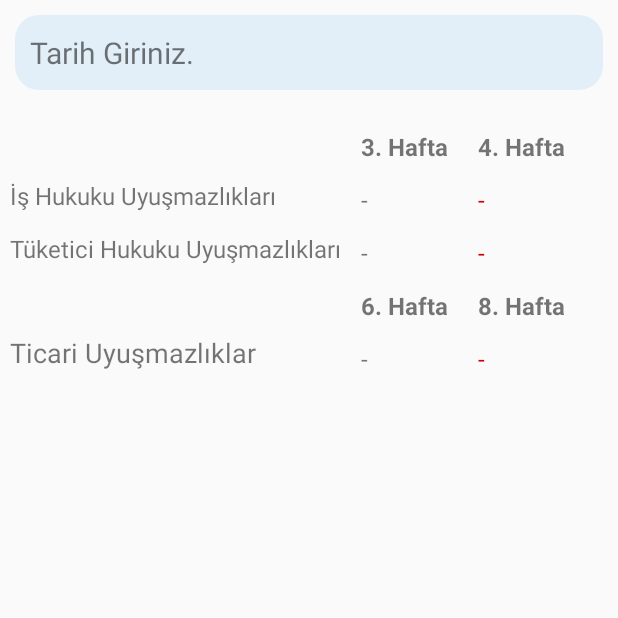
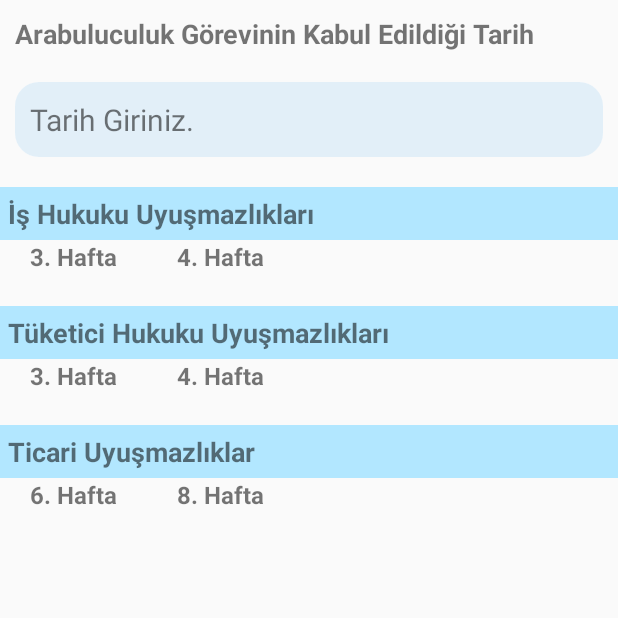
Before and after one commit to kemalurekli/ArabulucuCalculator, an Android app: the TimeCalcThirdPart screen opened directly, with no data from a screen before it, on a phone screen of 412 x 824 dp, the top half of it. Run offline under Robolectric (Android 15) with nearby library versions, the phone set to English and light mode, and no system bars; our stand-ins replace AdMob.

Commit message:
time calculator finished

```diff
--- a/app/src/main/java/com/example/arabulucuhesapmatik/ProportionalPriceSecondPart.java
+++ b/app/src/main/java/com/example/arabulucuhesapmatik/ProportionalPriceSecondPart.java
@@ -30,7 +30,7 @@ public class ProportionalPriceSecondPart extends AppCompatActivity {
     private Button button;
     private ArrayList<String> arrayList_mediator, arrayList_casetype, arrayList_option1, arrayList_option2, arrayList_people;
     private ArrayAdapter<String> arrayAdapter_mediator, arrayAdapter_parties, arrayAdapter_selector2, arrayAdapter_selector3;
-    int selection1, selection2, selection3, selection4;
+    private int selection1, selection2, selection3, selection4;
 
 
     @Override
--- a/app/src/main/java/com/example/arabulucuhesapmatik/SecondPartDetails.java
+++ b/app/src/main/java/com/example/arabulucuhesapmatik/SecondPartDetails.java
@@ -32,8 +32,7 @@ public class SecondPartDetails extends AppCompatActivity {
         TextView tvp1250 = findViewById(R.id.tvp1250);
         TextView tvp3000 = findViewById(R.id.tvp3000);
         TextView totalPrice = findViewById(R.id.totalprice);
-
-
+        //Getting Values from previous activity.
         Intent intent = getIntent();
         double userinput = intent.getDoubleExtra("userInput", 0);
         int select1 = intent.getIntExtra("select1", 0);
@@ -42,6 +41,7 @@ public class SecondPartDetails extends AppCompatActivity {
         int select4 = intent.getIntExtra("select4", 0);
         Double ratio, result;
 
+        //setting ratio text For select1
         switch (select1) {
             case 0:
                 tvr35.setText("%6");
--- a/app/src/main/java/com/example/arabulucuhesapmatik/TimeCalcThirdPart.java
+++ b/app/src/main/java/com/example/arabulucuhesapmatik/TimeCalcThirdPart.java
@@ -1,30 +1,41 @@
 package com.example.arabulucuhesapmatik;
-
 import androidx.appcompat.app.AppCompatActivity;
-
 import android.app.DatePickerDialog;
-
 import android.os.Bundle;
 import android.view.View;
 import android.widget.DatePicker;
 import android.widget.TextView;
+import com.google.android.gms.ads.AdRequest;
+import com.google.android.gms.ads.AdView;
+import com.google.android.gms.ads.MobileAds;
+import com.google.android.gms.ads.initialization.InitializationStatus;
+import com.google.android.gms.ads.initialization.OnInitializationCompleteListener;
 import java.util.Calendar;
-
 public class TimeCalcThirdPart extends AppCompatActivity {
-
+    private AdView mAdView;
     private DatePickerDialog.OnDateSetListener setListener;
-    private TextView tvDate, is_uc, is_dort,tuketici_uc,tuketici_dort,ticari_alti, ticari_sekiz;
+    private TextView tvDate, workThreeWeek, workFourWeek,consumerThreeWeek,consumerFourWeek,commercialSixWeek, commercialEightWeek;
     @Override
     protected void onCreate(Bundle savedInstanceState) {
         super.onCreate(savedInstanceState);
         setContentView(R.layout.activity_time_calc_third_part);
+        //FOR ADS
+        MobileAds.initialize(this, new OnInitializationCompleteListener() {
+            @Override
+            public void onInitializationComplete(InitializationStatus initializationStatus) {
+            }
+        });
+        mAdView = findViewById(R.id.adView);
+        AdRequest adRequest = new AdRequest.Builder().build();
+        mAdView.loadAd(adRequest);
+        // FOR ADS END
         tvDate = findViewById(R.id.tvDate);
-        is_uc = findViewById(R.id.is_uc);
-        is_dort = findViewById(R.id.is_dort);
-        tuketici_uc = findViewById(R.id.tuketici_uc);
-        tuketici_dort = findViewById(R.id.tuketici_dort);
-        ticari_alti = findViewById(R.id.ticari_alti);
-        ticari_sekiz = findViewById(R.id.ticari_sekiz);
+        workThreeWeek = findViewById(R.id.workThreeWeek);
+        workFourWeek = findViewById(R.id.workFourWeek);
+        consumerThreeWeek = findViewById(R.id.consumerThreeWeek);
+        consumerFourWeek = findViewById(R.id.consumerFourWeek);
+        commercialSixWeek = findViewById(R.id.commercialSixWeek);
+        commercialEightWeek = findViewById(R.id.commercialEightWeek);
         final Calendar calendar = Calendar.getInstance();
         final int year = calendar.get(Calendar.YEAR);
         final int month = calendar.get(Calendar.MONTH);
@@ -80,17 +91,16 @@ public class TimeCalcThirdPart extends AppCompatActivity {
                         tvDate.setText(date);
                         //TextView's Text
 
-                        is_uc.setText(threeWeekD + "/" + threeWeekM + "/" + threeWeekY);
-                        is_dort.setText(fourWeekD + "/" + fourWeekM + "/" + fourWeekY);
-                        tuketici_uc.setText(threeWeekD + "/" + threeWeekM + "/" + threeWeekY);
-                        tuketici_dort.setText(fourWeekD + "/" + fourWeekM + "/" + fourWeekY);
-                        ticari_alti.setText(sixWeekD + "/" + sixWeekM + "/" + sixWeekY);
-                        ticari_sekiz.setText(eightWeekD + "/" + eightWeekM + "/" + eightWeekY);
+                        workThreeWeek.setText(threeWeekD + "/" + threeWeekM + "/" + threeWeekY);
+                        workFourWeek.setText(fourWeekD + "/" + fourWeekM + "/" + fourWeekY);
+                        consumerThreeWeek.setText(threeWeekD + "/" + threeWeekM + "/" + threeWeekY);
+                        consumerFourWeek.setText(fourWeekD + "/" + fourWeekM + "/" + fourWeekY);
+                        commercialSixWeek.setText(sixWeekD + "/" + sixWeekM + "/" + sixWeekY);
+                        commercialEightWeek.setText(eightWeekD + "/" + eightWeekM + "/" + eightWeekY);
                     }
                 },year,month,day);
                 datePickerDialog.show();
             }
-
         });
 
     }
--- a/app/src/main/java/com/example/arabulucuhesapmatik/TimeToPriceFirstPart.java
+++ b/app/src/main/java/com/example/arabulucuhesapmatik/TimeToPriceFirstPart.java
@@ -29,7 +29,6 @@ public class TimeToPriceFirstPart extends AppCompatActivity {
     private TextView definition, totalPrice;
     private Spinner topics, parties;
     private Button button;
-
     private ArrayList<String> arrayList_parties;
     private ArrayAdapter<String> arrayAdapter_topics, arrayAdapter_parties;
     private int selection, subselection;
--- a/app/src/main/res/layout/activity_time_calc_third_part.xml
+++ b/app/src/main/res/layout/activity_time_calc_third_part.xml
@@ -6,6 +6,14 @@
     android:layout_height="match_parent"
     android:orientation="vertical"
     tools:context=".TimeCalcThirdPart">
+    <TextView
+        android:layout_width="match_parent"
+        android:layout_height="wrap_content"
+        android:text="Arabuluculuk Görevinin Kabul Edildiği Tarih"
+        android:textSize="18sp"
+        android:layout_margin="10dp"
+        android:textStyle="bold"
+        android:fadingEdge="vertical"></TextView>
     <TextView
         android:layout_width="match_parent"
         android:layout_height="50dp"
@@ -21,141 +29,208 @@
         android:layout_width="match_parent"
         android:layout_height="wrap_content"
         android:layout_marginTop="10dp"
-    android:orientation="horizontal">
-<LinearLayout
-    android:layout_width="wrap_content"
-    android:layout_height="wrap_content"
-    android:layout_gravity="left"
         android:orientation="vertical">
         <TextView
-        android:layout_width="wrap_content"
-        android:layout_margin="10px"
-        android:layout_height="wrap_content">
+            android:layout_width="match_parent"
+            android:layout_height="wrap_content"
+            android:text="İş Hukuku Uyuşmazlıkları"
+            android:textStyle="bold"
+            android:padding="5dp"
+            android:background="#B2E7FF"
+            android:textSize="18dp">
         </TextView>
+        <LinearLayout
+            android:layout_width="match_parent"
+            android:layout_height="wrap_content"
+            android:orientation="horizontal">
             <TextView
                 android:layout_width="wrap_content"
                 android:layout_height="wrap_content"
-        android:layout_margin="10px"
-        android:textSize="16sp"
-        android:text="İş Hukuku Uyuşmazlıkları">
-    </TextView>
-
+                android:text="3. Hafta"
+                android:textStyle="bold"
+                android:layout_marginHorizontal="20dp"
+                android:textSize="16dp"></TextView>
             <TextView
                 android:layout_width="wrap_content"
                 android:layout_height="wrap_content"
-        android:layout_margin="10px"
-        android:textSize="16sp"
-        android:text="Tüketici Hukuku Uyuşmazlıkları">
-    </TextView>
-    <TextView
-        android:layout_width="wrap_content"
-        android:layout_margin="10px"
-        android:layout_height="wrap_content">
-    </TextView>
+                android:text="4. Hafta"
+                android:layout_marginHorizontal="20dp"
+                android:textStyle="bold"
+                android:textSize="16dp"></TextView>
 
+        </LinearLayout>
+        <LinearLayout
+            android:layout_width="match_parent"
+            android:layout_height="wrap_content"
+            android:orientation="horizontal">
             <TextView
                 android:layout_width="wrap_content"
                 android:layout_height="wrap_content"
-        android:layout_margin="10px"
-        android:textSize="18sp"
-        android:text="Ticari Uyuşmazlıklar">
-    </TextView>
-</LinearLayout>
-    <LinearLayout
-        android:layout_width="wrap_content"
-        android:layout_height="wrap_content"
-        android:orientation="vertical"
-        android:layout_gravity="right"
-        android:layout_marginRight="10px">
-        <TextView
-            android:layout_width="wrap_content"
-            android:layout_margin="10px"
-            android:layout_height="wrap_content"
-            android:text="3. Hafta"
-            android:textSize="16sp"
-            android:textStyle="bold">
-        </TextView>
+                android:id="@+id/workThreeWeek"
+                android:layout_marginLeft="13dp"
+                android:textSize="16dp"></TextView>
             <TextView
                 android:layout_width="wrap_content"
                 android:layout_height="wrap_content"
-            android:id="@+id/is_uc"
-            android:layout_margin="10px"
-            android:textSize="16sp"
-            android:text="-">
+                android:id="@+id/workFourWeek"
+                android:textColor="@android:color/holo_red_dark"
+                android:layout_marginLeft="20dp"
+                android:textSize="16dp"></TextView>
+
+        </LinearLayout>
+    </LinearLayout>
+
+
+
+
+
+
+    <LinearLayout
+        android:layout_width="match_parent"
+        android:layout_height="wrap_content"
+        android:orientation="vertical">
+        <TextView
+            android:layout_width="match_parent"
+            android:layout_height="wrap_content"
+            android:text="Tüketici Hukuku Uyuşmazlıkları"
+            android:textStyle="bold"
+            android:padding="5dp"
+            android:background="#B2E7FF"
+            android:textSize="18dp">
         </TextView>
+        <LinearLayout
+            android:layout_width="match_parent"
+            android:layout_height="wrap_content"
+            android:orientation="horizontal">
             <TextView
                 android:layout_width="wrap_content"
                 android:layout_height="wrap_content"
-            android:layout_margin="10px"
-            android:textSize="16sp"
-            android:id="@+id/tuketici_uc"
-            android:text="-">
-        </TextView>
-        <TextView
-            android:layout_width="wrap_content"
-            android:layout_margin="10px"
-            android:layout_height="wrap_content"
-            android:text="6. Hafta"
-            android:textSize="16sp"
-            android:textStyle="bold">
-        </TextView>
+                android:text="3. Hafta"
+                android:textStyle="bold"
+                android:layout_marginHorizontal="20dp"
+                android:textSize="16dp"></TextView>
             <TextView
                 android:layout_width="wrap_content"
                 android:layout_height="wrap_content"
-            android:layout_margin="10px"
-            android:textSize="16sp"
-            android:id="@+id/ticari_alti"
-            android:text="-"
-            >
-        </TextView>
+                android:text="4. Hafta"
+                android:layout_marginHorizontal="20dp"
+                android:textStyle="bold"
+                android:textSize="16dp"></TextView>
+
         </LinearLayout>
         <LinearLayout
+            android:layout_width="match_parent"
+            android:layout_height="wrap_content"
+            android:orientation="horizontal">
+            <TextView
                 android:layout_width="wrap_content"
+                android:layout_height="wrap_content"
+                android:id="@+id/consumerThreeWeek"
+                android:layout_marginLeft="13dp"
+                android:textSize="16dp"></TextView>
+            <TextView
+                android:layout_width="wrap_content"
+                android:layout_height="wrap_content"
+                android:id="@+id/consumerFourWeek"
+                android:layout_marginLeft="20dp"
+                android:textColor="@android:color/holo_red_dark"
+                android:textSize="16dp"></TextView>
+
+        </LinearLayout>
+    </LinearLayout>
+
+
+
+
+
+    <LinearLayout
+        android:layout_width="match_parent"
         android:layout_height="wrap_content"
         android:orientation="vertical">
         <TextView
-            android:layout_width="wrap_content"
-            android:layout_margin="10px"
+            android:layout_width="match_parent"
             android:layout_height="wrap_content"
-            android:text="4. Hafta"
-            android:textSize="16sp"
-            android:textStyle="bold">
+            android:text="Ticari Uyuşmazlıklar"
+            android:textStyle="bold"
+            android:padding="5dp"
+            android:background="#B2E7FF"
+            android:textSize="18dp">
         </TextView>
+        <LinearLayout
+            android:layout_width="match_parent"
+            android:layout_height="wrap_content"
+            android:orientation="horizontal">
             <TextView
                 android:layout_width="wrap_content"
                 android:layout_height="wrap_content"
-            android:layout_margin="10px"
-            android:text="-"
-            android:textSize="16sp"
-            android:id="@+id/is_dort"
-            android:textColor="@android:color/holo_red_dark">
-        </TextView>
+                android:text="6. Hafta"
+                android:textStyle="bold"
+                android:layout_marginHorizontal="20dp"
+                android:textSize="16dp"></TextView>
             <TextView
                 android:layout_width="wrap_content"
                 android:layout_height="wrap_content"
-            android:layout_margin="10px"
-            android:textSize="16sp"
-            android:id="@+id/tuketici_dort"
-            android:text="-"
-            android:textColor="@android:color/holo_red_dark">
-        </TextView>
-        <TextView
-            android:layout_width="wrap_content"
-            android:layout_margin="10px"
+                android:text="8. Hafta"
+                android:layout_marginHorizontal="20dp"
+                android:textStyle="bold"
+                android:textSize="16dp"></TextView>
+
+        </LinearLayout>
+        <LinearLayout
+            android:layout_width="match_parent"
             android:layout_height="wrap_content"
-            android:text="8. Hafta"
-            android:textSize="16sp"
-            android:textStyle="bold">
-        </TextView>
+            android:orientation="horizontal">
             <TextView
                 android:layout_width="wrap_content"
                 android:layout_height="wrap_content"
-            android:layout_margin="10px"
-            android:text="-"
-            android:id="@+id/ticari_sekiz"
-            android:textSize="16sp"
-            android:textColor="@android:color/holo_red_dark">
-        </TextView>
+                android:id="@+id/commercialSixWeek"
+                android:layout_marginLeft="13dp"
+                android:textSize="16dp"></TextView>
+            <TextView
+                android:layout_width="wrap_content"
+                android:layout_height="wrap_content"
+                android:id="@+id/commercialEightWeek"
+                android:layout_marginLeft="20dp"
+                android:textColor="@android:color/holo_red_dark"
+                android:textSize="16dp"></TextView>
+
         </LinearLayout>
+
+
+
+
+        <LinearLayout
+            android:layout_width="match_parent"
+            android:layout_height="wrap_content"
+            android:gravity="center"
+            android:orientation="vertical"
+            android:layout_marginTop="30dp">
+
+            <com.google.android.gms.ads.AdView xmlns:ads="http://schemas.android.com/apk/res-auto"
+                android:id="@+id/adView"
+                android:layout_width="wrap_content"
+                android:layout_height="wrap_content"
+                android:layout_alignParentBottom="true"
+                android:layout_centerHorizontal="true"
+                ads:adSize="LARGE_BANNER"
+                ads:adUnitId="ca-app-pub-3940256099942544/6300978111"></com.google.android.gms.ads.AdView>
+
+
         </LinearLayout>
+
+
+
+
+
     </LinearLayout>
+
+
+
+
+
+
+
+
+
+
+</LinearLayout>
```
Lines whose indentation alone changed are shown as unchanged.
